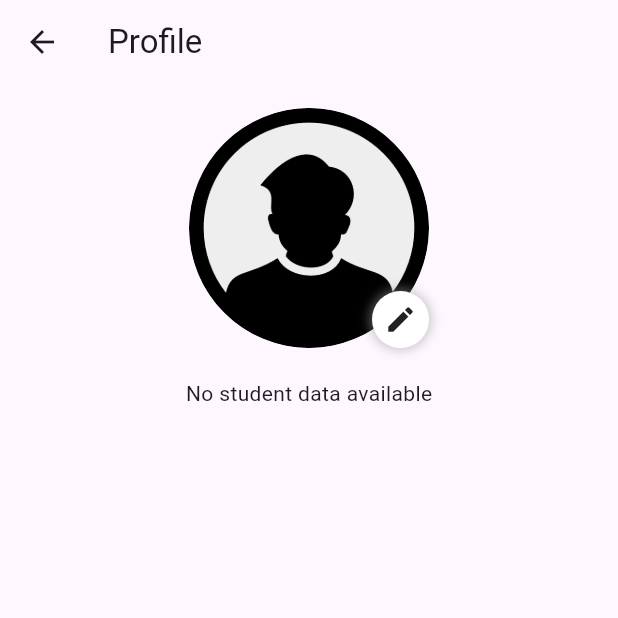
After one commit to Fares1738/KHMS-PSM2-FYP, a Flutter app: the StudentProfilePage screen opened directly, after a tap on the "edit" icon, on a phone screen of 412 x 824 dp, the top half of it. The commit adds this screen. Run offline on Flutter 3.47's test engine with Material 3 defaults, Android fonts, the light colour scheme and no system bars; our stand-ins replace cloud_firestore, file_picker, firebase_auth, firebase_core, firebase_storage, fl_chart and 3 more; missing offline and left inert: dart:ffi; accounts and stored records are empty.

Commit message:
feat: Add student profile page to app bar leading button

```diff
--- a/khms/lib/Controller/userController.dart
+++ b/khms/lib/Controller/userController.dart
@@ -1,5 +1,9 @@
 // ignore_for_file: no_leading_underscores_for_local_identifiers, file_names, use_build_context_synchronously, avoid_print, unused_catch_clause
 
+import 'dart:convert';
+import 'dart:io';
+
+import 'package:firebase_storage/firebase_storage.dart';
 import 'package:flutter/material.dart';
 import 'package:khms/Model/Student.dart';
 import 'package:cloud_firestore/cloud_firestore.dart';
@@ -13,7 +17,7 @@ import 'package:shared_preferences/shared_preferences.dart';
 class UserController with ChangeNotifier {
   final formKey = GlobalKey<FormState>();
   final _auth = FirebaseAuth.instance; // Firebase authentication instance
-
+  Student? student;
   final _emailController = TextEditingController();
   final _passwordController = TextEditingController();
   final _confirmPasswordController = TextEditingController();
@@ -172,4 +176,66 @@ class UserController with ChangeNotifier {
       );
     }
   }
+
+  Future<void> fetchStudentData() async {
+    SharedPreferences prefs = await SharedPreferences.getInstance();
+    String? studentId = prefs.getString('studentID');
+
+    if (studentId != null) {
+      // Try to load data from cache first
+      String? cachedStudentData = prefs.getString('cachedStudentData');
+      if (cachedStudentData != null) {
+        Map<String, dynamic> studentMap = jsonDecode(cachedStudentData);
+        student = Student.fromJson(studentMap);
+        notifyListeners();
+      }
+
+      // Fetch data from Firestore
+      try {
+        DocumentSnapshot<Map<String, dynamic>> snapshot = await FirebaseFirestore.instance
+            .collection('Students')
+            .doc(studentId)
+            .get();
+
+        student = Student.fromFirestore(snapshot);
+
+        // Cache the fetched data
+        await prefs.setString('cachedStudentData', jsonEncode(student!.toJson()));
+        notifyListeners();
+      } catch (e) {
+        print('Error fetching student data: $e');
+        // Handle the error (e.g., show a SnackBar)
+      }
+    }
+  }
+
+  Future<void> updateStudentData(File? _imageFile) async {
+    SharedPreferences prefs = await SharedPreferences.getInstance();
+    String? studentId = prefs.getString('studentID');
+    print('Student ID: $studentId');
+    if (studentId != null && _imageFile != null) {
+      print('Updating student data...');
+      print(studentId);
+      print(_imageFile);
+      try {
+        // Upload the image to Firebase Storage
+        Reference ref = FirebaseStorage.instance
+            .ref()
+            .child('student_profiles/$studentId.jpg');
+        await ref.putFile(_imageFile);
+
+        // Get the download URL of the uploaded image
+        String downloadURL = await ref.getDownloadURL();
+        print("DownloadURL: $downloadURL");
+        // Update the student's photo URL in Firestore and in the local Student object
+        await FirebaseFirestore.instance
+            .collection('Students')
+            .doc(studentId)
+            .update({'studentPhoto': downloadURL});
+      } catch (e) {
+        print('Error updating student data: $e');
+        // Handle the error (e.g., show a SnackBar)
+      }
+    }
+  }
 }
--- a/khms/lib/Model/Student.dart
+++ b/khms/lib/Model/Student.dart
@@ -38,6 +38,43 @@ class Student {
     userType,
   });
 
+  Map<String, dynamic> toJson() {
+    return {
+      'studentDoB': studentDoB.toIso8601String(),
+      'studentEmail': studentEmail,
+      'studentFirstName': studentFirstName,
+      'studentLastName': studentLastName,
+      'studentNationality': studentNationality,
+      'studentmyKadPassportNumber': studentmyKadPassportNumber,
+      'studentPhoneNumber': studentPhoneNumber,
+      'studentIcNumber': studentIcNumber,
+      'studentPhoto': studentPhoto,
+      'studentMatricNo': studentMatricNo,
+      'studentRoomNo': studentRoomNo,
+      'backMatricPic': backMatricPic,
+      'frontMatricPic': frontMatricPic,
+      'passportMyKadPic': passportMyKadPic,
+      'studentId': studentId,
+    };
+  }
+
+  Student.fromJson(Map<String, dynamic> json)
+      : studentDoB = DateTime.parse(json['studentDoB']),
+        studentEmail = json['studentEmail'],
+        studentFirstName = json['studentFirstName'],
+        studentLastName = json['studentLastName'],
+        studentNationality = json['studentNationality'],
+        studentmyKadPassportNumber = json['studentmyKadPassportNumber'],
+        studentPhoneNumber = json['studentPhoneNumber'],
+        studentIcNumber = json['studentIcNumber'],
+        studentPhoto = json['studentPhoto'],
+        studentMatricNo = json['studentMatricNo'],
+        studentRoomNo = json['studentRoomNo'],
+        backMatricPic = json['backMatricPic'],
+        frontMatricPic = json['frontMatricPic'],
+        passportMyKadPic = json['passportMyKadPic'],
+        studentId = json['studentId'];
+
   Map<String, dynamic> toMap() {
     return {
       'studentEmail': studentEmail,
@@ -59,12 +96,12 @@ class Student {
   }
 
   Student.fromFirestore(DocumentSnapshot document)
-      : studentDoB = (document.data() as Map<String, dynamic>)['studentDoB'] !=
-                null
-            ? ((document.data() as Map<String, dynamic>)['studentDoB']
-                    as Timestamp)
-                .toDate()
-            : DateTime.now(),
+      : studentDoB =
+            (document.data() as Map<String, dynamic>)['studentDoB'] != null
+                ? ((document.data() as Map<String, dynamic>)['studentDoB']
+                        as Timestamp)
+                    .toDate()
+                : DateTime.now(),
         studentEmail =
             (document.data() as Map<String, dynamic>)['studentEmail'] ?? '',
         studentFirstName =
@@ -83,8 +120,7 @@ class Student {
         studentIcNumber =
             (document.data() as Map<String, dynamic>)['studentIcNumber'] ?? '',
         studentPhoto =
-            (document.data() as Map<String, dynamic>)['studentPhoto'] ??
-                '',
+            (document.data() as Map<String, dynamic>)['studentPhoto'] ?? '',
         studentMatricNo =
             (document.data() as Map<String, dynamic>)['studentMatricNo'] ?? '',
         studentRoomNo =
--- /dev/null
+++ b/khms/lib/View/Common/profilePage.dart
@@ -0,0 +1,160 @@
+import 'package:flutter/material.dart';
+import 'package:intl/intl.dart';
+import 'package:khms/Controller/userController.dart';
+import 'package:image_picker/image_picker.dart';
+import 'dart:io';
+
+class StudentProfilePage extends StatefulWidget {
+  const StudentProfilePage({super.key});
+
+  @override
+  _StudentProfilePageState createState() => _StudentProfilePageState();
+}
+
+class _StudentProfilePageState extends State<StudentProfilePage> {
+  final UserController _userController = UserController();
+  File? _imageFile;
+  bool _isLoading = true;
+
+  @override
+  void initState() {
+    super.initState();
+    _userController.addListener(() {
+      setState(() {});
+    });
+    _fetchData();
+  }
+
+  Future<void> _fetchData() async {
+    try {
+      await _userController.fetchStudentData();
+    } catch (e) {
+      print('Error fetching student data: $e');
+      ScaffoldMessenger.of(context).showSnackBar(
+        const SnackBar(content: Text('Error fetching student data!')),
+      );
+    } finally {
+      setState(() {
+        _isLoading = false;
+      });
+    }
+  }
+
+  Future<void> _pickImage() async {
+    try {
+      final pickedFile =
+          await ImagePicker().pickImage(source: ImageSource.gallery);
+      if (pickedFile != null) {
+        setState(() {
+          _imageFile = File(pickedFile.path);
+        });
+
+        await _userController.updateStudentData(_imageFile);
+        _fetchData(); // Refresh data after updating the image
+      }
+    } catch (e) {
+      print('Error picking image: $e');
+      ScaffoldMessenger.of(context).showSnackBar(
+        const SnackBar(content: Text('Error picking image!')),
+      );
+    }
+  }
+
+  @override
+  Widget build(BuildContext context) {
+    return Scaffold(
+      appBar: AppBar(title: const Text('Profile')),
+      body: _isLoading
+          ? const Center(child: CircularProgressIndicator())
+          : SingleChildScrollView(
+              padding: const EdgeInsets.all(16.0),
+              child: Center(
+                child: Column(
+                  children: [
+                    Stack(
+                      alignment: Alignment.bottomRight,
+                      children: [
+                        CircleAvatar(
+                          radius: 80,
+                          backgroundImage: _imageFile != null
+                              ? FileImage(_imageFile!)
+                              : (_userController
+                                              .student?.studentPhoto.isNotEmpty ==
+                                          true
+                                      ? NetworkImage(
+                                          _userController.student!.studentPhoto)
+                                      : const AssetImage(
+                                          'assets/images/default_profile_image.png'))
+                                  as ImageProvider,
+                          backgroundColor: Colors.grey[200],
+                        ),
+                        GestureDetector(
+                          onTap: _pickImage,
+                          child: Container(
+                            padding: const EdgeInsets.all(8.0),
+                            decoration: BoxDecoration(
+                              color: Colors.white,
+                              shape: BoxShape.circle,
+                              boxShadow: [
+                                BoxShadow(
+                                  color: Colors.grey.withOpacity(0.5),
+                                  spreadRadius: 2,
+                                  blurRadius: 5,
+                                ),
+                              ],
+                            ),
+                            child: const Icon(Icons.edit, size: 22),
+                          ),
+                        ),
+                      ],
+                    ),
+                    const SizedBox(height: 20),
+                    if (_userController.student != null) ...[
+                      Text(
+                        '${_userController.student!.studentFirstName} ${_userController.student!.studentLastName}',
+                        style: const TextStyle(
+                          fontWeight: FontWeight.bold,
+                          fontSize: 28,
+                        ),
+                      ),
+                      const SizedBox(height: 10),
+                      _buildProfileCard(
+                          'Email', _userController.student!.studentEmail),
+                      _buildProfileCard('Matric No',
+                          _userController.student!.studentMatricNo),
+                      _buildProfileCard(
+                          'IC No', _userController.student!.studentIcNumber),
+                      _buildProfileCard(
+                          'Room No', _userController.student!.studentRoomNo),
+                      _buildProfileCard('Phone No',
+                          _userController.student!.studentPhoneNumber),
+                      _buildProfileCard(
+                          'Date of Birth',
+                          DateFormat('dd-MM-yyyy')
+                              .format(_userController.student!.studentDoB)),
+                      _buildProfileCard('MyKad/Passport',
+                          _userController.student!.studentmyKadPassportNumber),
+                    ] else ...[
+                      const Text('No student data available'),
+                    ],
+                  ],
+                ),
+              ),
+            ),
+    );
+  }
+
+  Widget _buildProfileCard(String title, String value) {
+    return Card(
+      elevation: 2,
+      margin: const EdgeInsets.symmetric(vertical: 5.0),
+      child: ListTile(
+        title: Text(
+          title,
+          style: const TextStyle(fontWeight: FontWeight.bold),
+        ),
+        subtitle: Text(value, style: const TextStyle(fontSize: 16)),
+      ),
+    );
+  }
+}
--- a/khms/lib/View/Custom_Widgets/appBar.dart
+++ b/khms/lib/View/Custom_Widgets/appBar.dart
@@ -2,6 +2,7 @@
 
 import 'package:flutter/material.dart';
 import 'package:khms/Controller/userController.dart';
+import 'package:khms/View/Common/profilePage.dart';
 import 'package:provider/provider.dart';
 
 class GeneralCustomAppBar extends StatelessWidget
@@ -39,8 +40,7 @@ class HomeCustomAppBar extends StatelessWidget implements PreferredSizeWidget {
 
   @override
   Widget build(BuildContext context) {
-    final controller = Provider.of<UserController>(
-        context); // Use the context to get the controller. If you are not using Provider, you will need to pass the controller manually through the tree
+    final controller = Provider.of<UserController>(context);
 
     return AppBar(
       title: const Text(
@@ -49,6 +49,15 @@ class HomeCustomAppBar extends StatelessWidget implements PreferredSizeWidget {
       ),
       automaticallyImplyLeading: false,
       centerTitle: true,
+      leading: IconButton(
+        icon: const Icon(Icons.person_2_outlined),
+        onPressed: () {
+          Navigator.push(
+            context,
+            MaterialPageRoute(builder: (context) => const StudentProfilePage()),
+          );
+        },
+      ),
       actions: [
         IconButton(
           icon: const Icon(Icons.logout),
```
Also changed, not shown: khms/assets/images/default_profile_image.png (added).
